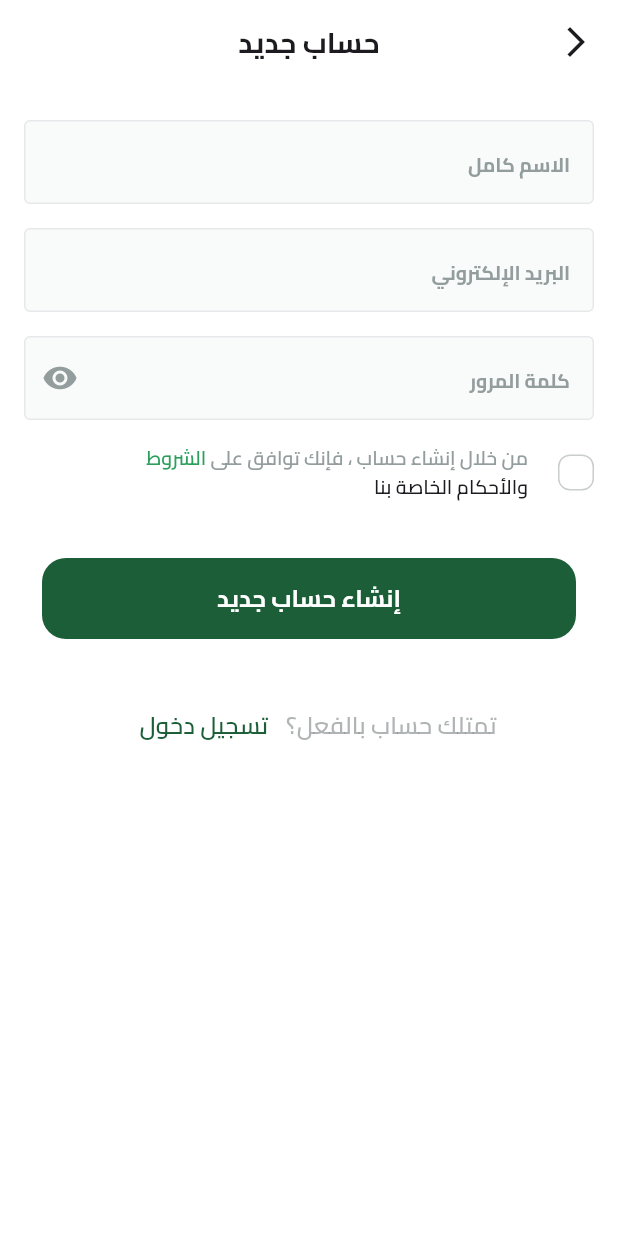
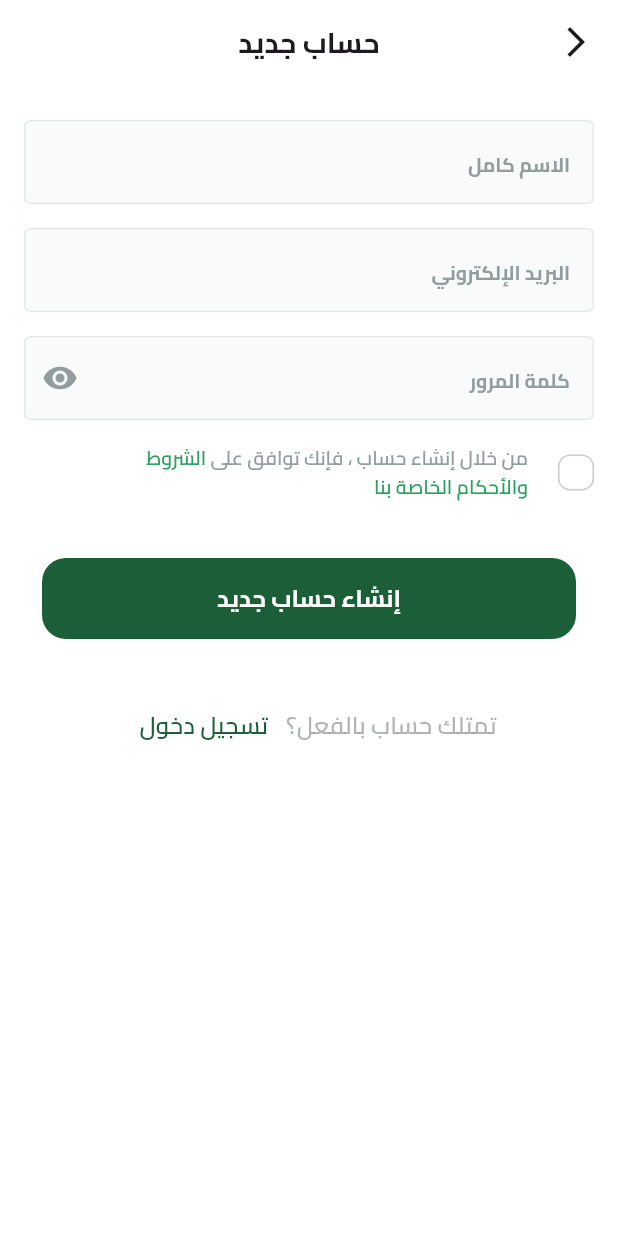
Before and after one commit to Mohamed47Elmelegy/FruitApp, a Flutter app: the SignupView screen opened by its route, on a phone screen of 412 x 824 dp. Run offline on Flutter 3.47's test engine with Material 3 defaults, Android fonts, the phone set to English and light mode, and no system bars; drawn by our look-alikes of modal_progress_hud_nsn; our stand-ins replace bloc, bot_toast, dartz, dots_indicator, firebase_auth, firebase_core and 7 more; accounts and stored records are empty.

```diff
--- a/lib/Presentation/signUp/manager/signup_cubit.dart
+++ b/lib/Presentation/signUp/manager/signup_cubit.dart
@@ -1,7 +1,7 @@
 // ignore_for_file: public_member_api_docs, sort_constructors_first
 import 'package:bloc/bloc.dart';
 import 'package:flutter/material.dart';
-import 'package:frutes_app/domin/auth/repositories/auth_repo.dart';
+import 'package:frutes_app/domin/auth/repositories/auth/auth_repo.dart';
 import '../../../domin/auth/Entities/user_entities.dart';
 part 'signup_state.dart';
 
--- a/lib/Presentation/signUp/view/signup_view.dart
+++ b/lib/Presentation/signUp/view/signup_view.dart
@@ -6,7 +6,7 @@ import 'package:frutes_app/main.dart';
 import '../../../core/services/get_it_services.dart';
 import '../../../core/widgets/custom_app_bar.dart';
 import '../../../core/widgets/signup_view_body_consumer.dart';
-import '../../../domin/auth/repositories/auth_repo.dart';
+import '../../../domin/auth/repositories/auth/auth_repo.dart';
 import '../manager/signup_cubit.dart';
 
 class SignupView extends StatelessWidget {
--- a/lib/core/services/get_it_services.dart
+++ b/lib/core/services/get_it_services.dart
@@ -1,6 +1,6 @@
 import 'package:frutes_app/core/services/firebase_auth_service.dart';
-import 'package:frutes_app/data/auth/Repositories/auth_repo_impl.dart';
-import 'package:frutes_app/domin/auth/repositories/auth_repo.dart';
+import 'package:frutes_app/data/auth/Repositories/auth/auth_repo_impl.dart';
+import 'package:frutes_app/domin/auth/repositories/auth/auth_repo.dart';
 import 'package:get_it/get_it.dart';
 
 /// registers all the services needed for the app
--- a/lib/core/widgets/terms_and_conditions_checkbox.dart
+++ b/lib/core/widgets/terms_and_conditions_checkbox.dart
@@ -45,9 +45,10 @@ class TermsAndConditionsCheckboxState
                   style: AppTextStyles.bodySmallSemiBold13
                       .copyWith(color: AppColors.green1_600),
                 ),
-                const TextSpan(
+                TextSpan(
                   text: ' والأحكام الخاصة بنا',
-                  style: AppTextStyles.bodySmallSemiBold13,
+                  style: AppTextStyles.bodySmallSemiBold13
+                      .copyWith(color: AppColors.green1_600),
                 ),
               ],
             ),
--- a/lib/domin/auth/repositories/auth_repo.dart
+++ b/lib/domin/auth/repositories/auth/auth_repo.dart
@@ -1,7 +1,7 @@
 import 'package:dartz/dartz.dart';
 import 'package:frutes_app/domin/auth/Entities/user_entities.dart';
 
-import '../../../core/errors/failure.dart';
+import '../../../../core/errors/failure.dart';
 
 abstract class AuthRepo {
   Future<Either<Failure, UserEntities>> creatUserWithEmailAndPassword(
--- a/pubspec.yaml
+++ b/pubspec.yaml
@@ -8,6 +8,7 @@ environment:
   sdk: ^3.5.1
 
 dependencies:
+  ansicolor: ^2.0.3
   bloc: ^8.1.4
   bot_toast: ^4.1.3
   cupertino_icons: ^1.0.8
```
Also changed, not shown: lib/core/config/ansicolor.dart (added, +9 -0 lines), lib/core/services/firebase_auth_service.dart (+15 -2 lines), lib/data/auth/Repositories/auth/auth_repo_impl.dart (renamed from lib/data/auth/Repositories/auth_repo_impl.dart, +8 -5 lines), pubspec.lock.
